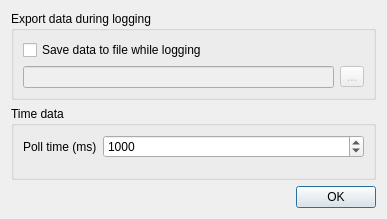
First picture: the form in src/logdialog.ui, repository ModbusScope/ModbusScope, before the edit.
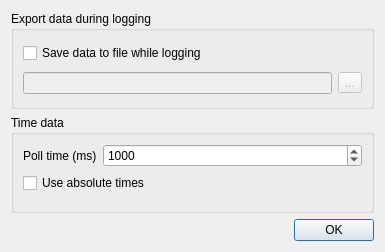
Second picture: the form after the edit.

Commit message: Add absolute time support (closes #48)

```diff
--- a/src/logdialog.ui
+++ b/src/logdialog.ui
@@ -6,8 +6,8 @@
    <rect>
     <x>0</x>
     <y>0</y>
-    <width>387</width>
-    <height>219</height>
+    <width>385</width>
+    <height>252</height>
    </rect>
   </property>
   <property name="windowTitle">
@@ -57,6 +57,9 @@
       <string>Time data</string>
      </property>
      <layout class="QFormLayout" name="formLayout">
+      <property name="fieldGrowthPolicy">
+       <enum>QFormLayout::AllNonFixedFieldsGrow</enum>
+      </property>
       <item row="1" column="0">
        <widget class="QLabel" name="label_5">
         <property name="text">
@@ -80,6 +83,13 @@
         </property>
        </widget>
       </item>
+      <item row="2" column="0" colspan="2">
+       <widget class="QCheckBox" name="checkAbsoluteTimes">
+        <property name="text">
+         <string>Use absolute times</string>
+        </property>
+       </widget>
+      </item>
      </layout>
     </widget>
    </item>
```
The commit also changes 9 other files.
